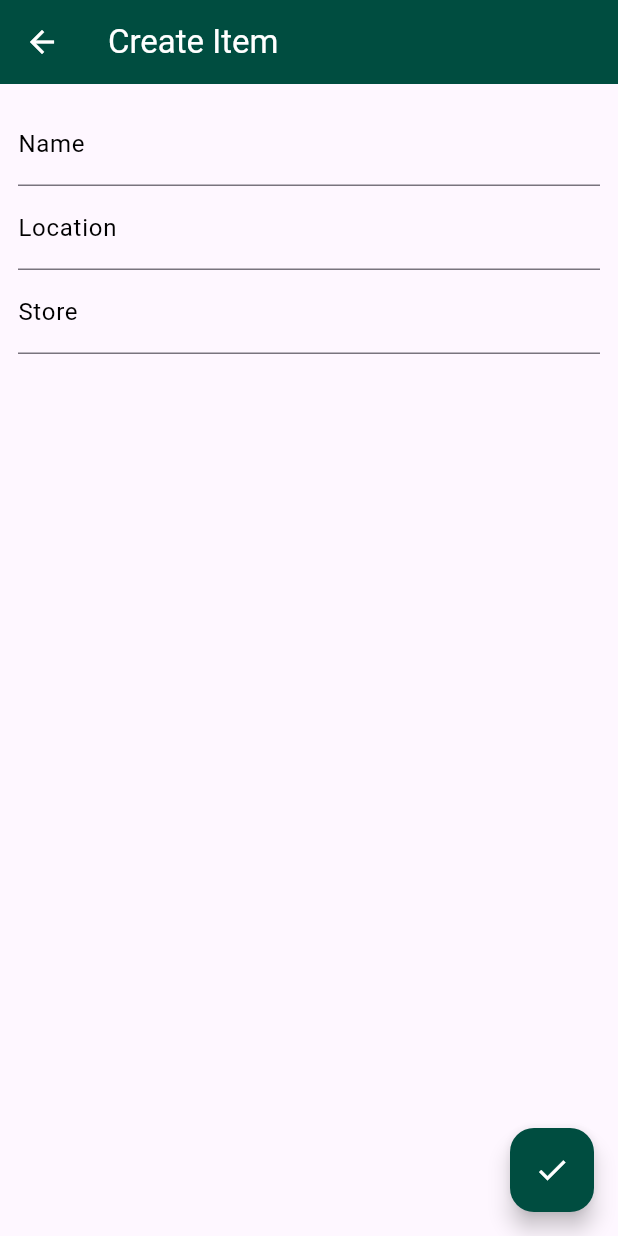
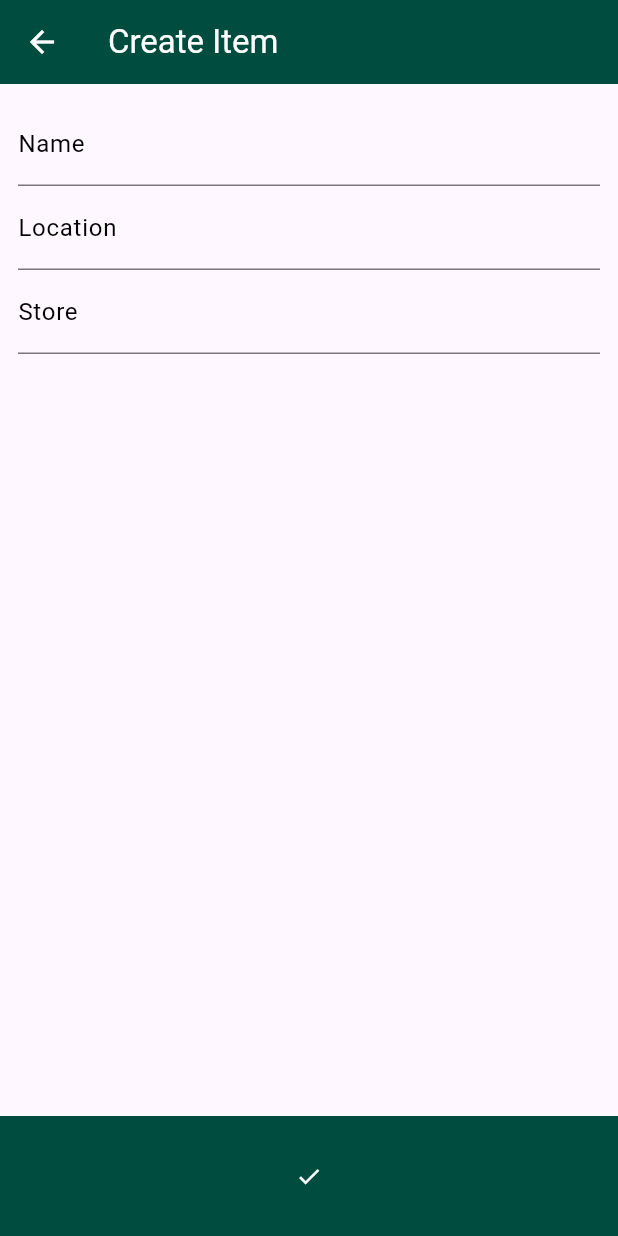
Before and after one commit to Casparbo/ShoppingApp, a Flutter app: the screen it shows after launch, item 2 of the bottom bar chosen, after a tap on the "add" icon, on a phone screen of 412 x 824 dp. Run offline on Flutter 3.47's test engine with Material 3 defaults, Android fonts, the phone set to English and light mode, and no system bars.

Commit message:
can now edit items

```diff
--- a/lib/model/item.dart
+++ b/lib/model/item.dart
@@ -22,6 +22,10 @@ class Item {
 		return item;
 	}
 
+	bool isEmpty() {
+		return name.isEmpty || location.isEmpty || store.isEmpty;
+	}
+
 	@override
 	bool operator ==(Object other) =>
 		other is Item &&
--- a/lib/view/create_item.dart
+++ b/lib/view/edit_item.dart
@@ -1,25 +1,34 @@
 import 'package:flutter/material.dart';
 import 'package:shopping_app/model/item.dart';
 
-class CreateItem extends StatefulWidget {
+class EditItem extends StatefulWidget {
 	final Color themeColor;
 	final Function(Item item) addItem;
+	final Item item;
 
-	const CreateItem({
+	const EditItem({
 		super.key,
 		required this.themeColor,
-		this.addItem = _defaultAddItem
+		required this.item,
+		this.addItem = _defaultAddItem,
 	});
 
 	static void _defaultAddItem(Item item) {}
 
   @override
-  State<CreateItem> createState() => _CreateItemState();
+  State<EditItem> createState() => _EditItemState();
 }
 
-class _CreateItemState extends State<CreateItem> {
+class _EditItemState extends State<EditItem> {
 	final GlobalKey<FormState> _formKey = GlobalKey<FormState>();
-	Map<String, String> fields = {"Name":"", "Location": "", "Store": ""};
+	late Map<String, String> fields;
+
+	@override
+	  void initState() {
+	    super.initState();
+
+	    fields = {"Name": widget.item.name, "Location": widget.item.location, "Store": widget.item.store};
+	  }
 
 	@override
 	Widget build(BuildContext context) {
@@ -44,6 +53,7 @@ class _CreateItemState extends State<CreateItem> {
 									labelText: fields.keys.elementAt(index),
 									labelStyle: const TextStyle(color: Colors.black)
 								),
+								initialValue: fields[fields.keys.elementAt(index)],
 								validator: (String? value) {
 									if(value == null || value.isEmpty) {
 										return "Field is required";
@@ -52,13 +62,16 @@ class _CreateItemState extends State<CreateItem> {
 								},
 								onChanged: (value) {
 									fields[fields.keys.elementAt(index)] = value;
+
 								},
 							);
 						},
 					),
 				),
 			),
-			floatingActionButton: FloatingActionButton(
+			bottomNavigationBar: BottomAppBar(
+				color: widget.themeColor,
+				child: FilledButton(
 					onPressed: () {
 						if(_formKey.currentState!.validate()) {
 							Item item = Item(name: fields["Name"]!, store: fields["Store"]!, location: fields["Location"]!);
@@ -66,9 +79,12 @@ class _CreateItemState extends State<CreateItem> {
 							Navigator.pop(context);
 						}
 					},
+					style: FilledButton.styleFrom(
 						foregroundColor: Colors.white,
 				        backgroundColor: widget.themeColor,
+					),
 			        child: const Icon(Icons.check),
+				),
 			),
 		);
 	}
--- a/lib/view/home.dart
+++ b/lib/view/home.dart
@@ -2,12 +2,12 @@ import 'dart:collection';
 
 import 'package:flutter/material.dart';
 
-import 'package:shopping_app/model/item.dart';
-import 'package:shopping_app/view/create_item.dart';
+import 'package:shopping_app/view/edit_item.dart';
 import 'package:shopping_app/view/item_view.dart';
-import 'package:shopping_app/model/item_storage.dart';
 import 'package:shopping_app/view/select_store.dart';
 import 'package:shopping_app/view/shopping.dart';
+import 'package:shopping_app/model/item_storage.dart';
+import 'package:shopping_app/model/item.dart';
 
 Color themeColor = Colors.teal.shade900;
 
@@ -54,6 +54,32 @@ class _MyHomePageState extends State<MyHomePage> with TickerProviderStateMixin{
       loadLocations();
     });
     storage.writeItems(items);
+  }
+
+  void editItem(Item item) {
+    Navigator.push(
+      context,
+      MaterialPageRoute(
+        builder: (context) => EditItem(
+          themeColor: themeColor,
+          addItem: itemReplacer(item),
+          item: item,
+        )
+      ),
+    );
+  }
+
+  Function(Item) itemReplacer(Item item) {
+    return (Item jtem) {
+      jtem.stocked = item.stocked;
+      if(!jtem.isEmpty()) {
+        setState(() {
+          items.remove(item);
+          items.add(jtem);
+          loadLocations();
+        });
+      }
+    };
   }
 
   void deleteItem(Item item) {
@@ -125,7 +151,8 @@ class _MyHomePageState extends State<MyHomePage> with TickerProviderStateMixin{
             return value.location == selectedLocation;
           }).toList(),
           setItemStocked: setItemStocked,
-         deleteItem: deleteItem,
+          deleteItem: deleteItem,
+          editItem: editItem,
         ),
       ),
       bottomNavigationBar: BottomAppBar(
@@ -188,7 +215,13 @@ class _MyHomePageState extends State<MyHomePage> with TickerProviderStateMixin{
                 onPressed: () {
                   Navigator.push(
                     context,
-                    MaterialPageRoute(builder: (context) => CreateItem(themeColor: themeColor, addItem: addItem,)),
+                    MaterialPageRoute(
+                      builder: (context) => EditItem(
+                        themeColor: themeColor,
+                        addItem: addItem,
+                        item: Item(name: "", store: "", location: ""),
+                      )
+                    ),
                   );
                 },
                 style: FilledButton.styleFrom(
```
Also changed, not shown: lib/view/item_view.dart (+12 -6 lines), 1 other file. Lines whose indentation alone changed are shown as unchanged.
